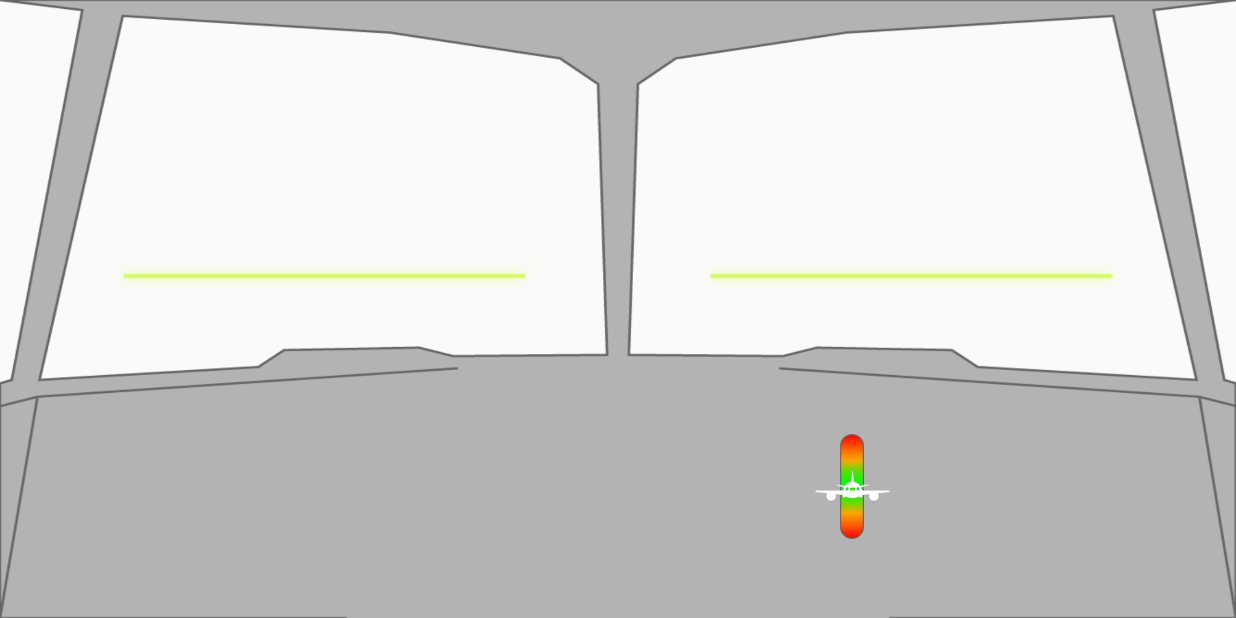
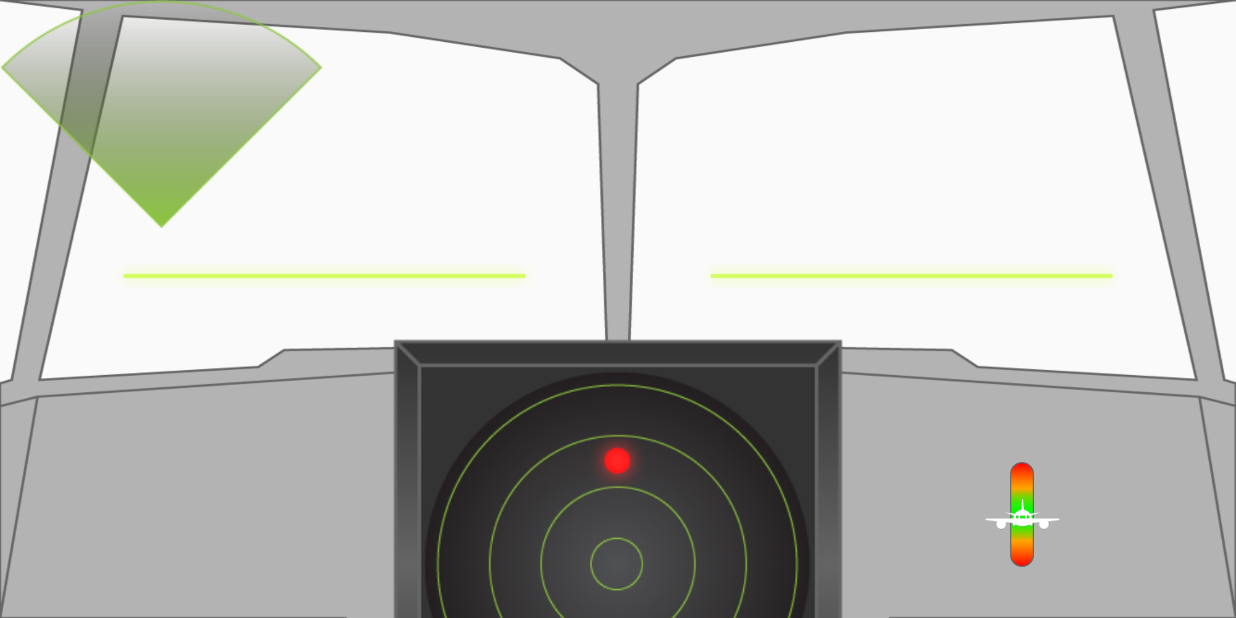
Before and after one commit to Jeremy461/FlomajerkenApp, an Android app: the CameraActivity screen opened directly, with no data from a screen before it, on a phone screen of 824 x 412 dp (held sideways). Run offline under Robolectric (Android 15) with nearby library versions, the phone set to English and light mode, and no system bars; 1 statement that could not run was skipped.

Commit message:
Added radar marker + edited rotation function

```diff
--- a/app/src/main/java/com/flomajerken/airport/CameraActivity.java
+++ b/app/src/main/java/com/flomajerken/airport/CameraActivity.java
@@ -94,10 +94,10 @@ public class CameraActivity extends AppCompatActivity {
                     imageView.setTranslationY(-altitude);
 
                     if(sensorEvent.values[1] > 0f){
-                        rotateLine(-sensorEvent.values[1] / 1.5f);
+                        rotate((-sensorEvent.values[1] / 1.5f) * 9f, findViewById(R.id.line));
                     }
                     else if(sensorEvent.values[1] < 0f){
-                        rotateLine(-sensorEvent.values[1] / 1.5f);
+                        rotate((-sensorEvent.values[1] / 1.5f) * 9f, findViewById(R.id.line));
                     }
                 }
 
@@ -107,6 +107,8 @@ public class CameraActivity extends AppCompatActivity {
                     // get the azimuth value (orientation[0]) in degree
                     mAzimuth = (int) ( Math.toDegrees( SensorManager.getOrientation( rMat, orientation )[0] ) + 360 ) % 360;
                     Log.d(LOG_TAG, mAzimuth + "");
+
+                    rotate(mAzimuth, findViewById(iv_cockpit_radar_marker));
                 }
             }
 
@@ -141,9 +143,8 @@ public class CameraActivity extends AppCompatActivity {
     }
 
     /** Rotate horizontal line */
-    public void rotateLine(Float angle){
-        View imageView = findViewById(R.id.line);
-        imageView.setRotation(angle * (9f));
+    public void rotate(Float angle, View view){
+        view.setRotation(angle);
     }
 
     /** A safe way to get an instance of the Camera object. */
--- a/app/src/main/res/layout/activity_camera.xml
+++ b/app/src/main/res/layout/activity_camera.xml
@@ -63,8 +63,8 @@
             android:layout_marginTop="8dp"
             android:layout_marginRight="8dp"
             app:layout_constraintRight_toRightOf="parent"
-            app:layout_constraintHorizontal_bias="0.633"
-            app:layout_constraintVertical_bias="0.843"
+            app:layout_constraintHorizontal_bias="0.808"
+            app:layout_constraintVertical_bias="0.898"
             android:layout_marginEnd="8dp" />
 
         <ImageView
@@ -83,6 +83,37 @@
             app:layout_constraintHorizontal_bias="0.394"
             app:layout_constraintVertical_bias="0.378"
             android:layout_marginEnd="8dp" />
+
+        <ImageView
+            android:id="@+id/iv_cockpit_radar"
+            android:layout_width="300dp"
+            android:layout_height="300dp"
+            app:srcCompat="@drawable/cockpit_radar_bg"
+            android:layout_marginRight="0dp"
+            app:layout_constraintRight_toRightOf="parent"
+            android:layout_marginLeft="0dp"
+            app:layout_constraintLeft_toLeftOf="parent"
+            app:layout_constraintTop_toTopOf="parent"
+            android:layout_marginTop="226dp" />
+
+        <ImageView
+            android:id="@+id/iv_cockpit_radar_los"
+            android:layout_width="wrap_content"
+            android:layout_height="wrap_content"
+            app:srcCompat="@drawable/cockpit_radar_line-of-sight" />
+
+        <ImageView
+            android:id="@+id/iv_cockpit_radar_marker"
+            android:layout_width="300dp"
+            android:layout_height="300dp"
+            android:layout_marginTop="0dp"
+            app:layout_constraintTop_toTopOf="@+id/iv_cockpit_radar"
+            app:srcCompat="@drawable/cockpit_radar_marker"
+            android:layout_marginRight="0dp"
+            app:layout_constraintRight_toRightOf="@+id/iv_cockpit_radar"
+            android:layout_marginLeft="0dp"
+            app:layout_constraintLeft_toLeftOf="@+id/iv_cockpit_radar"
+            app:layout_constraintHorizontal_bias="0.076" />
     </android.support.constraint.ConstraintLayout>
 
 </RelativeLayout>
```
Also changed, not shown: app/src/main/res/drawable/cockpit_radar_line-of-sight.png (added), app/src/main/res/drawable/cockpit_radar_marker.png (added).
